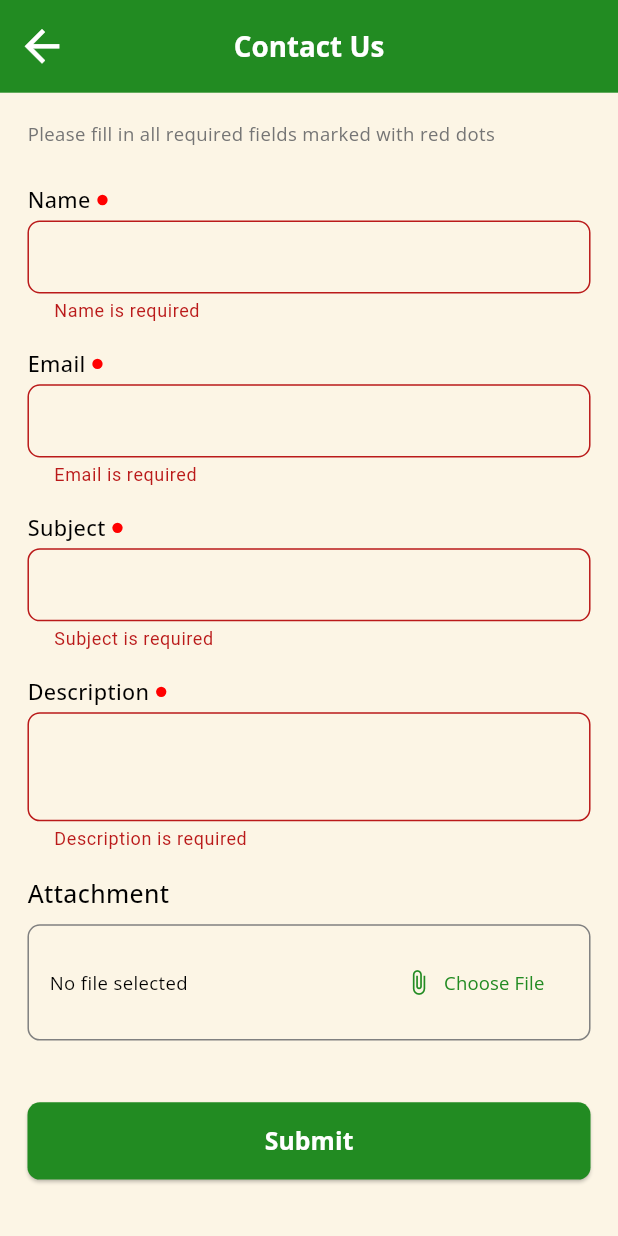
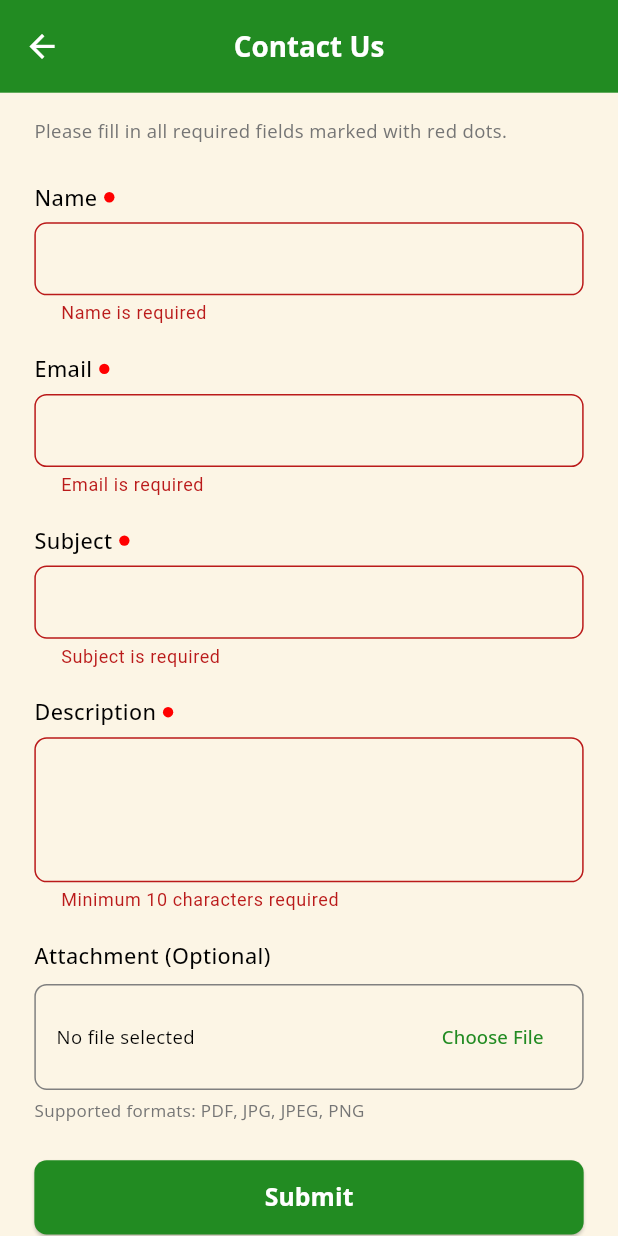
Before and after one commit to aawalimbe/mahagr-app, a Flutter app: the ContactUs screen opened directly, after a tap on "Submit", on a phone screen of 412 x 824 dp. Run offline on Flutter 3.47's test engine with Material 3 defaults, Android fonts, the phone set to English and light mode, and no system bars; our stand-ins replace dio, file_picker, flutter_screenutil, google_nav_bar, share_plus, shared_preferences; missing offline and left inert: syncfusion_flutter_pdfviewer; accounts and stored records are empty; network calls fail.

Commit message:
FIxed UI

```diff
--- a/lib/main.dart
+++ b/lib/main.dart
@@ -1,9 +1,5 @@
-import 'package:flutter/foundation.dart';
 import 'package:flutter/material.dart';
 import 'package:flutter_screenutil/flutter_screenutil.dart';
-import 'package:forrest_department_gr_and_updatees_app/pages/home_page.dart';
-import 'package:forrest_department_gr_and_updatees_app/pages/start_page.dart';
-import 'package:forrest_department_gr_and_updatees_app/pages/welcome_page.dart';
 import 'package:forrest_department_gr_and_updatees_app/reusable_or_snipit_widgets/api_service.dart';
 import 'package:forrest_department_gr_and_updatees_app/reusable_or_snipit_widgets/language_provider.dart';
 import 'package:forrest_department_gr_and_updatees_app/reusable_or_snipit_widgets/theme_provider.dart';
@@ -76,7 +72,7 @@ class MyApp extends StatelessWidget {
           },
         );
       },
-      child: const StartPage(),
+      child: const SplashScreen(),
     );
   }
 }
--- a/lib/pages/contact_us.dart
+++ b/lib/pages/contact_us.dart
@@ -1,9 +1,10 @@
+import 'dart:io';
+
+import 'package:file_picker/file_picker.dart';
 import 'package:flutter/material.dart';
 import 'package:flutter_screenutil/flutter_screenutil.dart';
 import 'package:forrest_department_gr_and_updatees_app/reusable_or_snipit_widgets/app_text.dart';
 import 'package:forrest_department_gr_and_updatees_app/reusable_or_snipit_widgets/colors.dart';
-import 'package:file_picker/file_picker.dart';
-import 'dart:io';
 
 class ContactUs extends StatefulWidget {
   const ContactUs({super.key});
@@ -46,7 +47,7 @@ class _ContactUsState extends State<ContactUs> {
         });
       }
     } catch (e) {
-      _showSnackBar('Error picking file: $e');
+      _showSnackBar('Error picking file');
     }
   }
 
@@ -57,48 +58,36 @@ class _ContactUsState extends State<ContactUs> {
   }
 
   Future<void> _submitForm() async {
-    if (!_formKey.currentState!.validate()) {
-      return;
-    }
+    if (!_formKey.currentState!.validate()) return;
 
-    setState(() {
-      _isSubmitting = true;
-    });
+    setState(() => _isSubmitting = true);
 
-    try {
-      // Simulate API call
     await Future.delayed(const Duration(seconds: 2));
 
-      _showSnackBar('Form submitted successfully!');
+    _showSnackBar('Form submitted successfully');
 
-      // Clear all form fields
     _nameController.clear();
     _emailController.clear();
     _subjectController.clear();
     _descriptionController.clear();
 
-      // Clear file attachment
     setState(() {
       _selectedFile = null;
       _selectedFileName = null;
-      });
-    } catch (e) {
-      _showSnackBar('Error submitting form: $e');
-    } finally {
-      setState(() {
       _isSubmitting = false;
     });
   }
-  }
 
-  Widget _buildRequiredField(
+  Widget _requiredField(
     String label,
     TextEditingController controller, {
     TextInputType? keyboardType,
-    int? maxLines = 1,
+    int maxLines = 1,
     String? Function(String?)? validator,
   }) {
-    return Column(
+    return Padding(
+      padding: EdgeInsets.only(bottom: 18.h),
+      child: Column(
         crossAxisAlignment: CrossAxisAlignment.start,
         children: [
           Row(
@@ -115,22 +104,28 @@ class _ContactUsState extends State<ContactUs> {
               ),
             ],
           ),
-        SizedBox(height: 3.h),
+          SizedBox(height: 6.h),
           TextFormField(
             controller: controller,
             keyboardType: keyboardType,
             maxLines: maxLines,
             validator:
                 validator ??
-              (value) {
-                if (value == null || value.trim().isEmpty) {
-                  return '$label is required';
-                }
-                return null;
-              },
+                (value) =>
+                    value == null || value.trim().isEmpty
+                        ? '$label is required'
+                        : null,
             decoration: InputDecoration(
+              isDense: true,
               border: OutlineInputBorder(
                 borderRadius: BorderRadius.circular(8.r),
+              ),
+              focusedBorder: OutlineInputBorder(
+                borderRadius: BorderRadius.circular(8.r),
+                borderSide: BorderSide(
+                  color: AppColors.primaryColor,
+                  width: 1.2,
+                ),
               ),
               contentPadding: EdgeInsets.symmetric(
                 horizontal: 12.w,
@@ -138,62 +133,55 @@ class _ContactUsState extends State<ContactUs> {
               ),
             ),
           ),
-        SizedBox(height: 16.h),
         ],
+      ),
     );
   }
 
-  Widget _buildAttachmentField() {
-    return Column(
+  Widget _attachmentField() {
+    return Padding(
+      padding: EdgeInsets.only(bottom: 24.h),
+      child: Column(
         crossAxisAlignment: CrossAxisAlignment.start,
         children: [
-        Text('Attachment', style: AppTextStyles.medium(16.sp)),
+          Text('Attachment (Optional)', style: AppTextStyles.medium(14.sp)),
           SizedBox(height: 8.h),
           Container(
-          width: double.infinity,
-          padding: EdgeInsets.all(12.w),
+            padding: EdgeInsets.symmetric(horizontal: 12.w, vertical: 10.h),
             decoration: BoxDecoration(
               border: Border.all(color: AppColors.border),
               borderRadius: BorderRadius.circular(8.r),
             ),
-          child: Column(
-            crossAxisAlignment: CrossAxisAlignment.start,
-            children: [
-              Row(
+            child: Row(
               children: [
                 Expanded(
                   child: Text(
                     _selectedFileName ?? 'No file selected',
                     style: AppTextStyles.regular(12.sp),
+                    overflow: TextOverflow.ellipsis,
                   ),
                 ),
-                  TextButton.icon(
+                TextButton(
                   onPressed: _pickFile,
-                    icon: const Icon(Icons.attach_file),
-                    label: Text(
+                  child: Text(
                     'Choose File',
-                      style: AppTextStyles.regular(12.sp),
-                    ),
-                    style: TextButton.styleFrom(
-                      foregroundColor: AppColors.primaryColor,
+                    style: AppTextStyles.medium(
+                      12.sp,
+                    ).copyWith(color: AppColors.primaryColor),
                   ),
                 ),
               ],
             ),
-              if (_selectedFileName != null) ...[
-                SizedBox(height: 8.h),
+          ),
+          SizedBox(height: 6.h),
           Text(
             'Supported formats: PDF, JPG, JPEG, PNG',
             style: AppTextStyles.regular(
-                    12.sp,
+              11.sp,
             ).copyWith(color: AppColors.secondaryText),
           ),
         ],
-            ],
       ),
-        ),
-        SizedBox(height: 16.h),
-      ],
     );
   }
 
@@ -205,8 +193,7 @@ class _ContactUsState extends State<ContactUs> {
           toolbarHeight: 60.h,
           backgroundColor: AppColors.primaryColor,
           centerTitle: true,
-          iconTheme: IconThemeData(color: AppColors.textOnDark, size: 30.w),
-
+          iconTheme: IconThemeData(color: AppColors.textOnDark, size: 24.sp),
           title: Text(
             'Contact Us',
             style: AppTextStyles.bold(
@@ -215,69 +202,58 @@ class _ContactUsState extends State<ContactUs> {
           ),
         ),
         body: SingleChildScrollView(
-          padding: EdgeInsets.all(16.w),
+          padding: EdgeInsets.symmetric(horizontal: 20.w, vertical: 16.h),
           child: Form(
             key: _formKey,
             child: Column(
               crossAxisAlignment: CrossAxisAlignment.start,
               children: [
-                // Back button and title in body
                 Text(
-                  'Please fill in all required fields marked with red dots',
+                  'Please fill in all required fields marked with red dots.',
                   style: AppTextStyles.regular(
                     12.sp,
                   ).copyWith(color: AppColors.secondaryText),
                 ),
                 SizedBox(height: 24.h),
 
-                _buildRequiredField('Name', _nameController),
-
-                _buildRequiredField(
+                _requiredField('Name', _nameController),
+                _requiredField(
                   'Email',
                   _emailController,
                   keyboardType: TextInputType.emailAddress,
                   validator: (value) {
-                    if (value == null || value.trim().isEmpty) {
+                    if (value == null || value.isEmpty) {
                       return 'Email is required';
                     }
                     if (!RegExp(
                       r'^[\w-\.]+@([\w-]+\.)+[\w-]{2,4}$',
                     ).hasMatch(value)) {
-                      return 'Please enter a valid email address';
+                      return 'Enter a valid email';
                     }
                     return null;
                   },
                 ),
-
-                _buildRequiredField('Subject', _subjectController),
-
-                _buildRequiredField(
+                _requiredField('Subject', _subjectController),
+                _requiredField(
                   'Description',
                   _descriptionController,
-                  maxLines: 2,
-                  validator: (value) {
-                    if (value == null || value.trim().isEmpty) {
-                      return 'Description is required';
-                    }
-                    if (value.trim().length < 10) {
-                      return 'Description must be at least 10 characters long';
-                    }
-                    return null;
-                  },
+                  maxLines: 3,
+                  validator:
+                      (value) =>
+                          value != null && value.length >= 10
+                              ? null
+                              : 'Minimum 10 characters required',
                 ),
 
-                _buildAttachmentField(),
-
-                SizedBox(height: 24.h),
+                _attachmentField(),
 
                 SizedBox(
                   width: double.infinity,
-                  height: 50.h,
+                  height: 48.h,
                   child: ElevatedButton(
                     onPressed: _isSubmitting ? null : _submitForm,
                     style: ElevatedButton.styleFrom(
                       backgroundColor: AppColors.primaryColor,
-                      foregroundColor: AppColors.textOnDark,
                       shape: RoundedRectangleBorder(
                         borderRadius: BorderRadius.circular(8.r),
                       ),
@@ -285,11 +261,11 @@ class _ContactUsState extends State<ContactUs> {
                     child:
                         _isSubmitting
                             ? SizedBox(
-                              width: 20.w,
-                              height: 20.w,
+                              width: 22.w,
+                              height: 22.w,
                               child: CircularProgressIndicator(
                                 strokeWidth: 2,
-                                valueColor: AlwaysStoppedAnimation<Color>(
+                                valueColor: AlwaysStoppedAnimation(
                                   AppColors.textOnDark,
                                 ),
                               ),
```
Also changed, not shown: lib/pages/disclaimer_policies.dart (+53 -47 lines), lib/pages/privacy_policies.dart (+58 -48 lines). Lines whose indentation alone changed are shown as unchanged.
